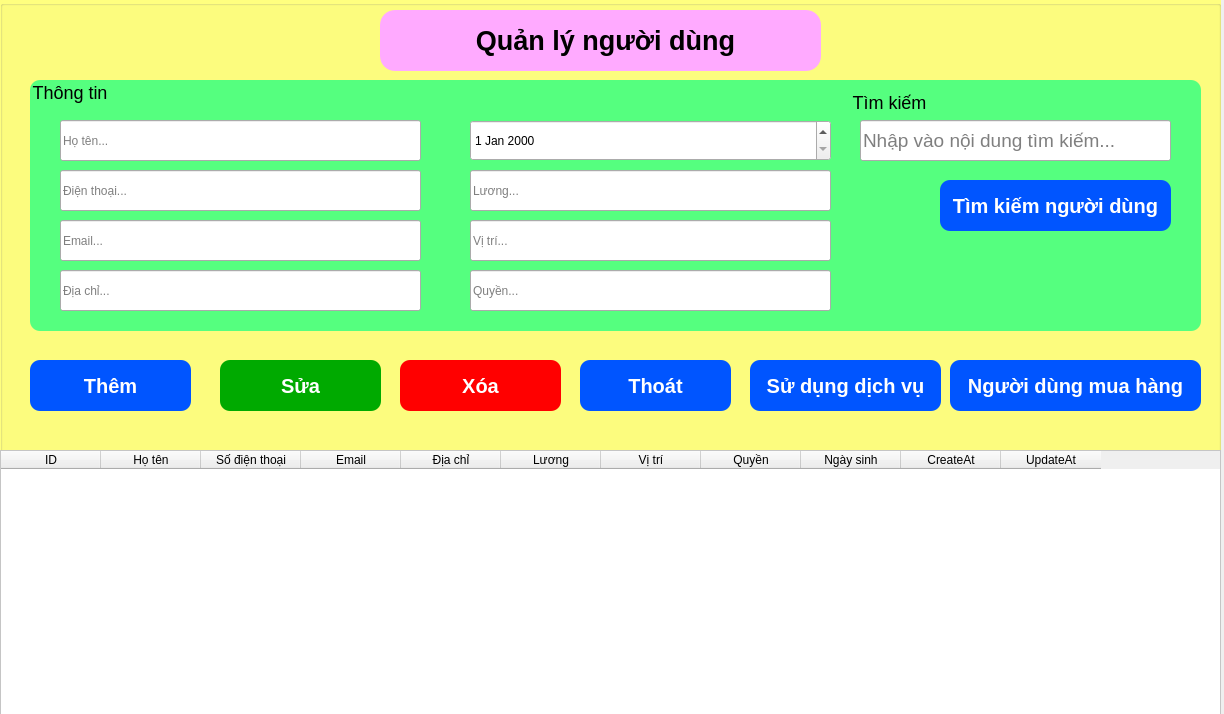
The window that QuanLyNguoiDung.ui (XuanManh9999/Project-Python-II) describes before a commit, drawn with Qt 5.
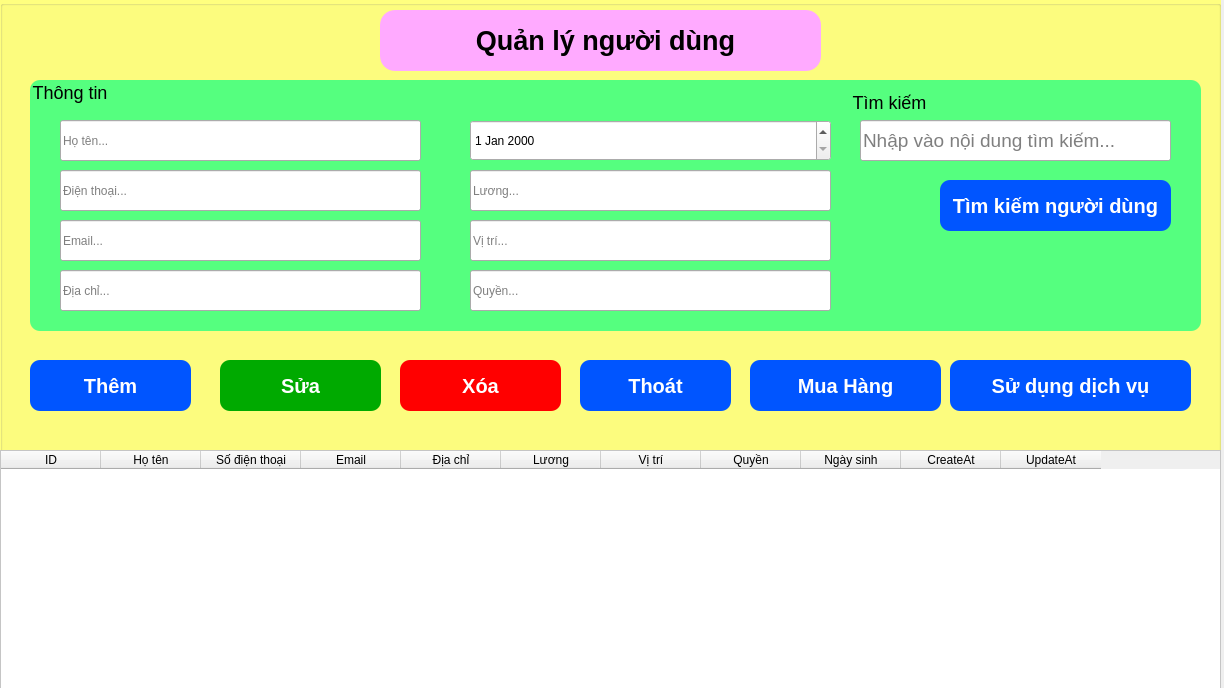
The same window after the commit.

Patch:
```diff
--- a/QuanLyNguoiDung.ui
+++ b/QuanLyNguoiDung.ui
@@ -7,7 +7,7 @@
     <x>0</x>
     <y>0</y>
     <width>1224</width>
-    <height>714</height>
+    <height>688</height>
    </rect>
   </property>
   <property name="windowTitle">
@@ -467,7 +467,7 @@
 }</string>
      </property>
      <property name="text">
-      <string>Sử dụng dịch vụ</string>
+      <string>Mua Hàng</string>
      </property>
     </widget>
     <widget class="QPushButton" name="btnThem_3">
@@ -475,7 +475,7 @@
       <rect>
        <x>950</x>
        <y>360</y>
-       <width>251</width>
+       <width>241</width>
        <height>51</height>
       </rect>
      </property>
@@ -493,7 +493,7 @@
 }</string>
      </property>
      <property name="text">
-      <string>Người dùng mua hàng</string>
+      <string>Sử dụng dịch vụ</string>
      </property>
     </widget>
    </widget>
```
Left out of the diff: 4 changed lines with no effect on the pictures.
